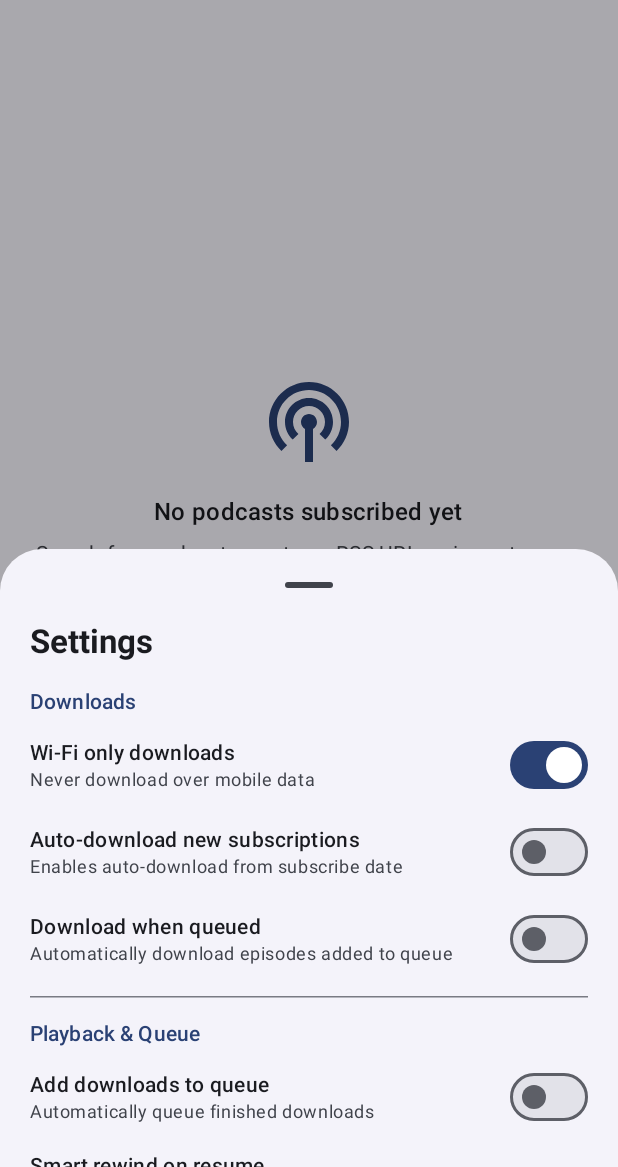
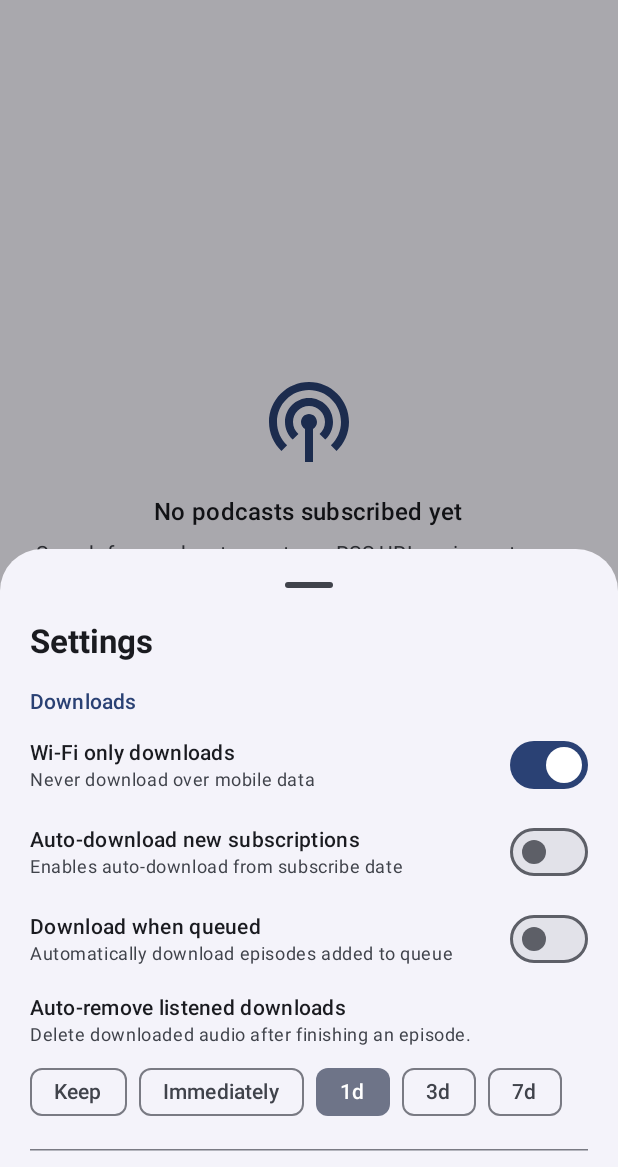
Before and after one commit to LycosLane/purepodcast, an Android app built with Jetpack Compose: the HomeScreen screen opened through its navigation route, after a tap on "Settings", on a phone screen of 412 x 824 dp, the part 69-1236 px from its top. Run offline under Robolectric (Android 15) with nearby library versions, the phone set to English and light mode, and no system bars.

Commit message:
v0.1.7-alpha: locale-based EN default + DE switch, auto-remove listened downloads after X days

```diff
--- a/app/build.gradle.kts
+++ b/app/build.gradle.kts
@@ -22,8 +22,8 @@ android {
         applicationId = "com.lycoslane.purepodcast"
         minSdk = 29
         targetSdk = 35
-        versionCode = 4
-        versionName = "0.1.6-alpha"
+        versionCode = 5
+        versionName = "0.1.7-alpha"
     }
 
     lint {
--- a/app/src/main/java/com/lycoslane/purepodcast/MainActivity.kt
+++ b/app/src/main/java/com/lycoslane/purepodcast/MainActivity.kt
@@ -1,6 +1,7 @@
 package com.lycoslane.purepodcast
 
 import android.Manifest
+import android.content.Context
 import android.content.pm.PackageManager
 import android.os.Build
 import android.os.Bundle
@@ -9,10 +10,15 @@ import androidx.activity.compose.setContent
 import androidx.activity.enableEdgeToEdge
 import androidx.core.app.ActivityCompat
 import androidx.core.content.ContextCompat
+import com.lycoslane.purepodcast.core.preferences.LocaleHelper
 import com.lycoslane.purepodcast.ui.PurePodcastApp
 import com.lycoslane.purepodcast.ui.theme.PurePodcastTheme
 
 class MainActivity : ComponentActivity() {
+    override fun attachBaseContext(newBase: Context) {
+        super.attachBaseContext(LocaleHelper.wrapContext(newBase))
+    }
+
     override fun onCreate(savedInstanceState: Bundle?) {
         super.onCreate(savedInstanceState)
         enableEdgeToEdge()
--- a/app/src/main/java/com/lycoslane/purepodcast/core/database/EpisodeEntity.kt
+++ b/app/src/main/java/com/lycoslane/purepodcast/core/database/EpisodeEntity.kt
@@ -40,6 +40,7 @@ data class EpisodeEntity(
     val durationMs: Long = 0L,
     val positionMs: Long = 0L,
     val isPlayed: Boolean = false,
+    val playedAtMs: Long = 0L,
     val localFilePath: String? = null,
     val downloadState: DownloadState = DownloadState.NONE,
     val downloadProgress: Int = 0,
--- a/app/src/main/java/com/lycoslane/purepodcast/core/preferences/AppPreferences.kt
+++ b/app/src/main/java/com/lycoslane/purepodcast/core/preferences/AppPreferences.kt
@@ -12,12 +12,14 @@ data class AppSettings(
     val autoDownloadNewByDefault: Boolean = false,
     val downloadWhenQueued: Boolean = false,
     val addToQueueWhenDownloaded: Boolean = false,
-    val smartRewindSeconds: Int = 10 // 0 = off
+    val autoRemovePlayedDays: Int = 1, // -1 = never, 0 = immediately, >0 = after X days
+    val smartRewindSeconds: Int = 10, // 0 = off
+    val appLanguage: String = "en" // "en" or "de"
 )
 
 class AppPreferences(context: Context) {
 
-    private val prefs = context.getSharedPreferences("purepodcast_prefs", Context.MODE_PRIVATE)
+    private val prefs = context.getSharedPreferences(PREFS_NAME, Context.MODE_PRIVATE)
 
     private val _settings = MutableStateFlow(load())
     val settings: StateFlow<AppSettings> = _settings.asStateFlow()
@@ -28,7 +30,9 @@ class AppPreferences(context: Context) {
         autoDownloadNewByDefault = prefs.getBoolean(KEY_AUTO_DOWNLOAD_DEFAULT, false),
         downloadWhenQueued = prefs.getBoolean(KEY_DOWNLOAD_WHEN_QUEUED, false),
         addToQueueWhenDownloaded = prefs.getBoolean(KEY_QUEUE_WHEN_DOWNLOADED, false),
-        smartRewindSeconds = prefs.getInt(KEY_SMART_REWIND_SECONDS, 10)
+        autoRemovePlayedDays = prefs.getInt(KEY_AUTO_REMOVE_PLAYED_DAYS, 1),
+        smartRewindSeconds = prefs.getInt(KEY_SMART_REWIND_SECONDS, 10),
+        appLanguage = prefs.getString(KEY_APP_LANGUAGE, "en") ?: "en"
     )
 
     fun setRefreshIntervalHours(hours: Int) {
@@ -56,17 +60,31 @@ class AppPreferences(context: Context) {
         _settings.update { it.copy(addToQueueWhenDownloaded = enabled) }
     }
 
+    fun setAutoRemovePlayedDays(days: Int) {
+        prefs.edit().putInt(KEY_AUTO_REMOVE_PLAYED_DAYS, days).apply()
+        _settings.update { it.copy(autoRemovePlayedDays = days) }
+    }
+
     fun setSmartRewindSeconds(seconds: Int) {
         prefs.edit().putInt(KEY_SMART_REWIND_SECONDS, seconds).apply()
         _settings.update { it.copy(smartRewindSeconds = seconds) }
     }
 
+    fun setAppLanguage(languageTag: String) {
+        val normalized = if (languageTag == "de") "de" else "en"
+        prefs.edit().putString(KEY_APP_LANGUAGE, normalized).apply()
+        _settings.update { it.copy(appLanguage = normalized) }
+    }
+
     companion object {
+        const val PREFS_NAME = "purepodcast_prefs"
+        const val KEY_APP_LANGUAGE = "app_language"
         private const val KEY_REFRESH_INTERVAL_HOURS = "refresh_interval_hours"
         private const val KEY_WIFI_ONLY = "wifi_only_downloads"
         private const val KEY_AUTO_DOWNLOAD_DEFAULT = "auto_download_new_default"
         private const val KEY_DOWNLOAD_WHEN_QUEUED = "download_when_queued"
         private const val KEY_QUEUE_WHEN_DOWNLOADED = "queue_when_downloaded"
+        private const val KEY_AUTO_REMOVE_PLAYED_DAYS = "auto_remove_played_days"
         private const val KEY_SMART_REWIND_SECONDS = "smart_rewind_seconds"
     }
 }
--- /dev/null
+++ b/app/src/main/java/com/lycoslane/purepodcast/core/preferences/LocaleHelper.kt
@@ -0,0 +1,25 @@
+package com.lycoslane.purepodcast.core.preferences
+
+import android.content.Context
+import android.content.res.Configuration
+import java.util.Locale
+
+object LocaleHelper {
+
+    fun getSavedLanguage(context: Context): String {
+        val prefs = context.getSharedPreferences(AppPreferences.PREFS_NAME, Context.MODE_PRIVATE)
+        val lang = prefs.getString(AppPreferences.KEY_APP_LANGUAGE, "en")
+        return if (lang == "de") "de" else "en"
+    }
+
+    fun wrapContext(base: Context): Context {
+        val languageTag = getSavedLanguage(base)
+        val locale = Locale.forLanguageTag(languageTag)
+        Locale.setDefault(locale)
+        val config = Configuration(base.resources.configuration).apply {
+            setLocale(locale)
+            setLayoutDirection(locale)
+        }
+        return base.createConfigurationContext(config)
+    }
+}
--- a/app/src/main/java/com/lycoslane/purepodcast/ui/PurePodcastApp.kt
+++ b/app/src/main/java/com/lycoslane/purepodcast/ui/PurePodcastApp.kt
@@ -147,8 +147,18 @@ fun PurePodcastApp(app: PurePodcastApplication) {
                     onToggleAddToQueueWhenDownloaded = { enabled ->
                         app.preferences.setAddToQueueWhenDownloaded(enabled)
                     },
+                    onChangeAutoRemovePlayedDays = { days ->
+                        app.preferences.setAutoRemovePlayedDays(days)
+                        scope.launch { app.repository.cleanupPlayedDownloads() }
+                    },
                     onChangeSmartRewind = { secs ->
                         app.preferences.setSmartRewindSeconds(secs)
+                    },
+                    onChangeAppLanguage = { lang ->
+                        if (settings.appLanguage != lang) {
+                            app.preferences.setAppLanguage(lang)
+                            (context as? android.app.Activity)?.recreate()
+                        }
                     },
                     onExportBackupUri = { uri ->
                         scope.launch {
--- a/app/src/main/java/com/lycoslane/purepodcast/ui/home/HomeScreen.kt
+++ b/app/src/main/java/com/lycoslane/purepodcast/ui/home/HomeScreen.kt
@@ -83,7 +83,9 @@ fun HomeScreen(
     onToggleAutoDownloadDefault: (Boolean) -> Unit,
     onToggleDownloadWhenQueued: (Boolean) -> Unit,
     onToggleAddToQueueWhenDownloaded: (Boolean) -> Unit,
+    onChangeAutoRemovePlayedDays: (Int) -> Unit,
     onChangeSmartRewind: (Int) -> Unit,
+    onChangeAppLanguage: (String) -> Unit,
     onExportBackupUri: (Uri) -> Unit,
     onImportBackupUri: (Uri) -> Unit
 ) {
@@ -243,6 +245,35 @@ fun HomeScreen(
                     checked = settings.downloadWhenQueued,
                     onCheckedChange = onToggleDownloadWhenQueued
                 )
+                Spacer(Modifier.height(12.dp))
+                Text(
+                    text = stringResource(R.string.settings_auto_remove_played),
+                    style = MaterialTheme.typography.bodyMedium,
+                    fontWeight = FontWeight.Medium
+                )
+                Text(
+                    text = stringResource(R.string.settings_auto_remove_played_sub),
+                    style = MaterialTheme.typography.bodySmall,
+                    color = MaterialTheme.colorScheme.onSurfaceVariant
+                )
+                Spacer(Modifier.height(6.dp))
+                FlowRow(
+                    horizontalArrangement = Arrangement.spacedBy(8.dp),
+                    verticalArrangement = Arrangement.spacedBy(6.dp)
+                ) {
+                    listOf(-1, 0, 1, 3, 7).forEach { days ->
+                        val label = when (days) {
+                            -1 -> stringResource(R.string.auto_remove_never)
+                            0 -> stringResource(R.string.auto_remove_immediately)
+                            else -> stringResource(R.string.auto_remove_days, days)
+                        }
+                        FilterChip(
+                            selected = settings.autoRemovePlayedDays == days,
+                            onClick = { onChangeAutoRemovePlayedDays(days) },
+                            label = { Text(label) }
+                        )
+                    }
+                }
 
                 Spacer(Modifier.height(14.dp))
                 HorizontalDivider()
@@ -325,6 +356,28 @@ fun HomeScreen(
                             label = { Text(label) }
                         )
                     }
+                }
+
+                Spacer(Modifier.height(14.dp))
+                Text(
+                    text = stringResource(R.string.settings_language),
+                    style = MaterialTheme.typography.bodyMedium,
+                    fontWeight = FontWeight.Medium
+                )
+                Spacer(Modifier.height(6.dp))
+                Row(
+                    horizontalArrangement = Arrangement.spacedBy(8.dp)
+                ) {
+                    FilterChip(
+                        selected = settings.appLanguage == "en",
+                        onClick = { onChangeAppLanguage("en") },
+                        label = { Text(stringResource(R.string.settings_language_en)) }
+                    )
+                    FilterChip(
+                        selected = settings.appLanguage == "de",
+                        onClick = { onChangeAppLanguage("de") },
+                        label = { Text(stringResource(R.string.settings_language_de)) }
+                    )
                 }
 
                 Spacer(Modifier.height(14.dp))
--- a/app/src/main/res/values/strings.xml
+++ b/app/src/main/res/values/strings.xml
@@ -99,4 +99,14 @@
     <string name="player_sleep">Sleep</string>
     <string name="player_notes">Notes</string>
     <string name="sleep_off">Off</string>
+
+    <!-- Auto-remove & Language -->
+    <string name="settings_auto_remove_played">Auto-remove listened downloads</string>
+    <string name="settings_auto_remove_played_sub">Delete downloaded audio after finishing an episode.</string>
+    <string name="auto_remove_never">Keep</string>
+    <string name="auto_remove_immediately">Immediately</string>
+    <string name="auto_remove_days">%dd</string>
+    <string name="settings_language">Language</string>
+    <string name="settings_language_en">English</string>
+    <string name="settings_language_de">Deutsch</string>
 </resources>
```
Also changed, not shown: app/src/main/java/com/lycoslane/purepodcast/PurePodcastApplication.kt (+9 -0 lines), app/src/main/java/com/lycoslane/purepodcast/core/audio/PlaybackService.kt (+14 -1 lines), app/src/main/java/com/lycoslane/purepodcast/core/database/PurePodcastDao.kt (+13 -2 lines), app/src/main/java/com/lycoslane/purepodcast/core/database/PurePodcastDatabase.kt (+14 -2 lines), app/src/main/java/com/lycoslane/purepodcast/core/download/FeedRefreshWorker.kt (+16 -0 lines), app/src/main/java/com/lycoslane/purepodcast/domain/repository/PodcastRepository.kt (+8 -0 lines), 1 other file.
